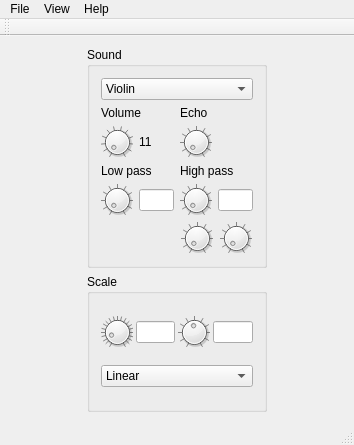
607011/termenvox, file mainwindow.ui: the form before one commit.
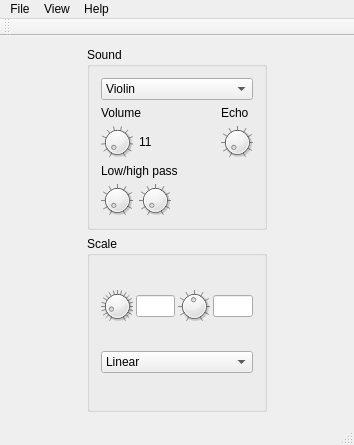
The form after the commit.

```diff
--- a/mainwindow.ui
+++ b/mainwindow.ui
@@ -171,23 +171,6 @@
                 </widget>
                </item>
                <item>
-                <widget class="QLineEdit" name="lowPassLineEdit">
-                 <property name="minimumSize">
-                  <size>
-                   <width>0</width>
-                   <height>20</height>
-                  </size>
-                 </property>
-                 <property name="maxLength">
-                  <number>5</number>
-                 </property>
-                </widget>
-               </item>
-              </layout>
-             </item>
-             <item row="3" column="1">
-              <layout class="QHBoxLayout" name="horizontalLayout_6">
-               <item>
                 <widget class="QDial" name="highPassDial">
                  <property name="minimumSize">
                   <size>
@@ -222,17 +205,17 @@
                 </widget>
                </item>
                <item>
-                <widget class="QLineEdit" name="highPassLineEdit">
-                 <property name="minimumSize">
+                <spacer name="horizontalSpacer">
+                 <property name="orientation">
+                  <enum>Qt::Horizontal</enum>
+                 </property>
+                 <property name="sizeHint" stdset="0">
                   <size>
-                   <width>0</width>
+                   <width>40</width>
                    <height>20</height>
                   </size>
                  </property>
-                 <property name="maxLength">
-                  <number>5</number>
-                 </property>
-                </widget>
+                </spacer>
                </item>
               </layout>
              </item>
@@ -279,14 +262,14 @@
              <item row="2" column="0">
               <widget class="QLabel" name="label_3">
                <property name="text">
-                <string>Low pass</string>
+                <string>Low/high pass</string>
                </property>
               </widget>
              </item>
-             <item row="2" column="1">
-              <widget class="QLabel" name="label_4">
+             <item row="0" column="0">
+              <widget class="QLabel" name="label">
                <property name="text">
-                <string>High pass</string>
+                <string>Volume</string>
                </property>
               </widget>
              </item>
@@ -341,97 +324,6 @@
                </item>
               </layout>
              </item>
-             <item row="0" column="0">
-              <widget class="QLabel" name="label">
-               <property name="text">
-                <string>Volume</string>
-               </property>
-              </widget>
-             </item>
-             <item row="5" column="1">
-              <layout class="QHBoxLayout" name="horizontalLayout_4">
-               <property name="leftMargin">
-                <number>0</number>
-               </property>
-               <property name="topMargin">
-                <number>0</number>
-               </property>
-               <property name="rightMargin">
-                <number>0</number>
-               </property>
-               <property name="bottomMargin">
-                <number>0</number>
-               </property>
-               <item>
-                <widget class="QDial" name="highPassB1Dial">
-                 <property name="minimumSize">
-                  <size>
-                   <width>32</width>
-                   <height>32</height>
-                  </size>
-                 </property>
-                 <property name="maximumSize">
-                  <size>
-                   <width>32</width>
-                   <height>32</height>
-                  </size>
-                 </property>
-                 <property name="minimum">
-                  <number>-1</number>
-                 </property>
-                 <property name="maximum">
-                  <number>4000</number>
-                 </property>
-                 <property name="singleStep">
-                  <number>10</number>
-                 </property>
-                 <property name="pageStep">
-                  <number>100</number>
-                 </property>
-                 <property name="notchTarget">
-                  <double>10.000000000000000</double>
-                 </property>
-                 <property name="notchesVisible">
-                  <bool>true</bool>
-                 </property>
-                </widget>
-               </item>
-               <item>
-                <widget class="QDial" name="highPassB0Dial">
-                 <property name="minimumSize">
-                  <size>
-                   <width>32</width>
-                   <height>32</height>
-                  </size>
-                 </property>
-                 <property name="maximumSize">
-                  <size>
-                   <width>32</width>
-                   <height>32</height>
-                  </size>
-                 </property>
-                 <property name="minimum">
-                  <number>-1</number>
-                 </property>
-                 <property name="maximum">
-                  <number>4000</number>
-                 </property>
-                 <property name="singleStep">
-                  <number>10</number>
-                 </property>
-                 <property name="pageStep">
-                  <number>100</number>
-                 </property>
-                 <property name="notchTarget">
-                  <double>10.000000000000000</double>
-                 </property>
-                 <property name="notchesVisible">
-                  <bool>true</bool>
-                 </property>
-                </widget>
-               </item>
-              </layout>
-             </item>
             </layout>
            </item>
           </layout>
```
Left out of the diff: 17 changed lines with no effect on the pictures.
